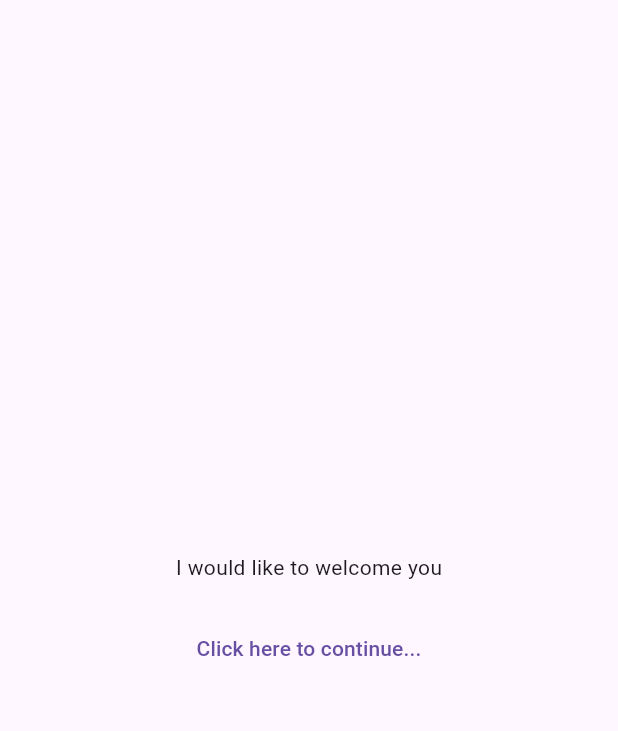
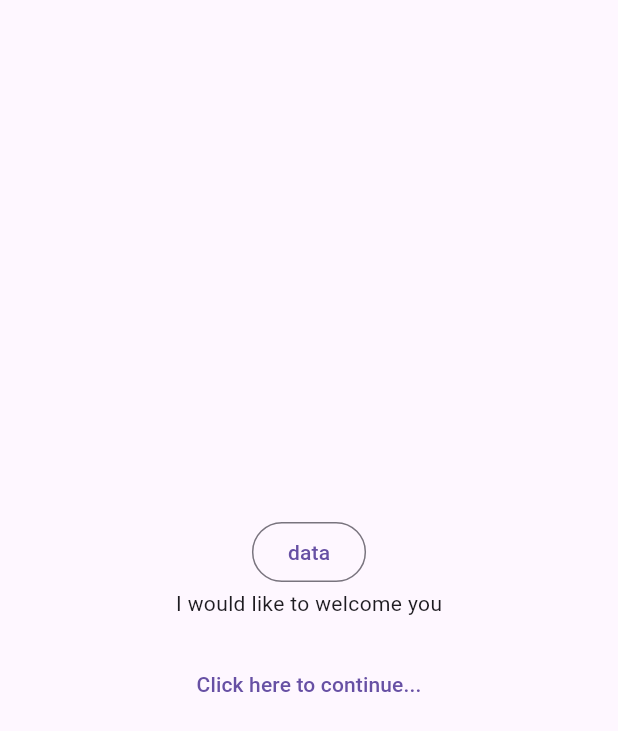
Before and after one commit to ryouu-28/research-driven-time-scheduler_mobile_app, a Flutter app: the SurveyComplete screen opened directly, after a tap on "Click here to continue...", on a phone screen of 412 x 824 dp. Shown: the top 731 px of the screen. Run offline on Flutter 3.47's test engine with Material 3 defaults, Android fonts, the phone set to English and light mode, and no system bars; our stand-ins replace hive, hive_flutter; accounts and stored records are empty.

Commit message:
done firt question and saving

```diff
--- /dev/null
+++ b/lib/models/surveyFirstModel.dart
@@ -0,0 +1,19 @@
+import 'package:hive/hive.dart';
+
+part 'surveyFirstModel.g.dart';
+
+@HiveType(typeId: 1)
+class SurveyFirst {
+  @HiveField(0)
+  int questionId;
+
+  @HiveField(1)
+  String answer;
+
+  SurveyFirst({
+    required this.questionId,
+    required this.answer,
+  });
+
+  Future<void> save() async {}
+}
--- a/lib/screens/survey/surveyCompletePage.dart
+++ b/lib/screens/survey/surveyCompletePage.dart
@@ -0,0 +1,71 @@
+import 'dart:convert';
+import 'package:flutter/material.dart';
+import 'package:flutter/services.dart';
+import '../../controllers/surveyController.dart';
+import '../../models/surveyFirstModel.dart';
+
+
+class SurveyComplete extends StatefulWidget {
+  const SurveyComplete({super.key});
+
+  @override
+  State<SurveyComplete> createState() => _SurveyCompleteState();
+}
+
+class _SurveyCompleteState extends State<SurveyComplete> {
+  final SurveyFirstController controller = SurveyFirstController();
+   List<Widget> results = [
+    Text("I would like to welcome you"),
+    Text("Each answer you provided is end up being helpful to identify your habits, characteristic, and personality."),
+    Text("You are"),
+    Text("You are description...............")
+  ];
+  int visibleCount = 0;
+  bool isOutlined = false;
+
+    void checkAnswers() async {
+      print("THIS IS YOUR DATA");
+    final allAnswers = await controller.getAllAnswers();
+      for (var a in allAnswers) {
+        print("Question ID: ${a.questionId}, Answer: ${a.answer}");
+      }
+    }
+    void showNextText() {
+      setState(() {
+        if (visibleCount < results.length) {
+          visibleCount++;
+        }
+
+        if(visibleCount == results.length){isOutlined = true;}
+
+      });
+    }
+
+
+
+  @override
+  Widget build(BuildContext context) {
+    return Scaffold(
+      body: Center(
+        child: Column(
+          mainAxisAlignment: MainAxisAlignment.center,
+          crossAxisAlignment: CrossAxisAlignment.center,
+          children: [
+            OutlinedButton(onPressed: () => checkAnswers(), child: Text("data")),
+            ...results.take(visibleCount),
+            const SizedBox(height: 20),
+            isOutlined
+                ? OutlinedButton(
+                    onPressed: (){Navigator.push(context, MaterialPageRoute(builder: (context) => const SurveyComplete()));},
+                    child: Text("Continue"),
+                  )
+                : TextButton(
+                    onPressed: showNextText,
+                    child: Text("Click here to continue..."),
+                  ),
+          ],
+        ),
+      ),
+    );
+  }
+}
--- a/lib/screens/survey/surveyQuestionsPage.dart
+++ b/lib/screens/survey/surveyQuestionsPage.dart
@@ -2,6 +2,7 @@ import 'dart:convert';
 import 'package:flutter/material.dart';
 import 'package:flutter/services.dart';
 // import 'package:scheduler_prototype/pages/taskSchedule/taskScheduleHome.dart';
+import '../../screens/survey/surveyCompletePage.dart';
 import 'package:research_driven_time_scheduler_mobile_app/screens/taskSchedule/taskScheduleHome.dart';
 
 class SurveyQuestionsPage extends StatefulWidget {
@@ -13,6 +14,7 @@ class SurveyQuestionsPage extends StatefulWidget {
 
 class _SurveyQuestionsPageState extends State<SurveyQuestionsPage> {
   Map<String, dynamic> quizData = {};
+  Map<String, dynamic> firstQuestions = {};
   Map<String, int> scores =
   {
   "mood": 0,
@@ -40,6 +42,13 @@ class _SurveyQuestionsPageState extends State<SurveyQuestionsPage> {
     });
   }
 
+  Future<void> loadFirstQuestions() async {
+    final jsonString = await rootBundle.loadString('assets/firstQuestion.json');
+    final data = jsonDecode(jsonString);
+    setState(() {
+      firstQuestions = data;
+    });
+  }
   @override
   Widget build(BuildContext context) {
 
@@ -144,59 +153,3 @@ class _SurveyQuestionsPageState extends State<SurveyQuestionsPage> {
     );
   }
 }
-
-class SurveyComplete extends StatefulWidget {
-  const SurveyComplete({super.key});
-
-  @override
-  State<SurveyComplete> createState() => _SurveyCompleteState();
-}
-
-class _SurveyCompleteState extends State<SurveyComplete> {
-   List<Widget> results = [
-    Text("I would like to welcome you"),
-    Text("Each answer you provided is end up being helpful to identify your habits, characteristic, and personality."),
-    Text("You are"),
-    Text("You are description...............")
-  ];
-  int visibleCount = 0;
-  bool isOutlined = false;
-
-    void showNextText() {
-      setState(() {
-        if (visibleCount < results.length) {
-          visibleCount++;
-        }
-
-        if(visibleCount == results.length){isOutlined = true;}
-
-      });
-    }
-
-
-
-  @override
-  Widget build(BuildContext context) {
-    return Scaffold(
-      body: Center(
-        child: Column(
-          mainAxisAlignment: MainAxisAlignment.center,
-          crossAxisAlignment: CrossAxisAlignment.center,
-          children: [
-            ...results.take(visibleCount),
-            const SizedBox(height: 20),
-            isOutlined
-                ? OutlinedButton(
-                    onPressed: (){Navigator.push(context, MaterialPageRoute(builder: (context) => const TaskscheduleHome()));},
-                    child: Text("Continue"),
-                  )
-                : TextButton(
-                    onPressed: showNextText,
-                    child: Text("Click here to continue..."),
-                  ),
-          ],
-        ),
-      ),
-    );
-  }
-}
--- a/pubspec.yaml
+++ b/pubspec.yaml
@@ -38,6 +38,7 @@ dependencies:
   hive_flutter: ^1.1.0
   path_provider: ^2.1.5
 
+
 dev_dependencies:
   flutter_test:
     sdk: flutter
@@ -48,6 +49,8 @@ dev_dependencies:
   # package. See that file for information about deactivating specific lint
   # rules and activating additional ones.
   flutter_lints: ^6.0.0
+  hive_generator: ^2.0.0
+  build_runner: ^2.4.0
 
 # For information on the generic Dart part of this file, see the
 # following page: https://dart.dev/tools/pub/pubspec
```
Also changed, not shown: lib/controllers/surveyController.dart (added, +52 -0 lines), lib/main.dart (+7 -3 lines), lib/screens/survey/surveyFirstQuestionPage.dart (+16 -5 lines), lib/models/surveyFirstModel.g.dart (added), pubspec.lock.
